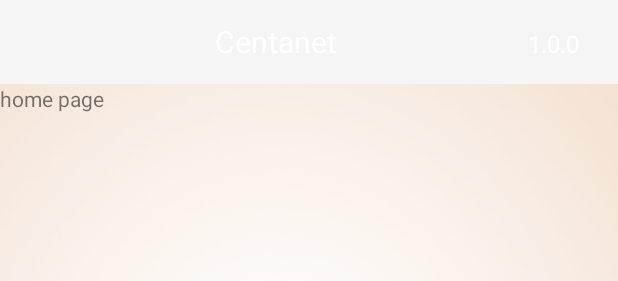
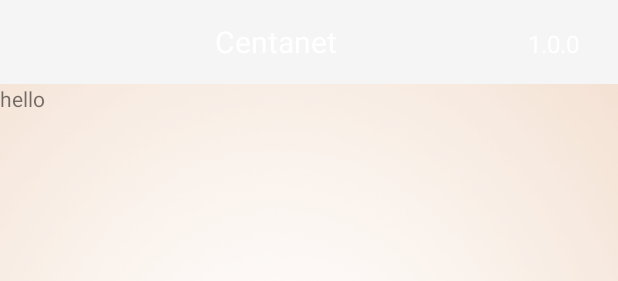
Before and after one commit to buobao/Centanet-turman, an Android app: the layout act_home.xml on its own in the app's theme, with its tools: preview values and no code run, on a phone screen of 412 x 824 dp. Shown: the top 281 px of the screen. Run offline under Robolectric (Android 15) with nearby library versions, the phone set to English and light mode, and no system bars.

Commit message:
drawable layout

```diff
--- a/app/src/main/res/layout/act_home.xml
+++ b/app/src/main/res/layout/act_home.xml
@@ -1,6 +1,7 @@
 <?xml version="1.0" encoding="utf-8"?>
 <LinearLayout xmlns:android="http://schemas.android.com/apk/res/android"
-    android:orientation="vertical" android:layout_width="match_parent"
+    android:orientation="vertical"
+    android:layout_width="match_parent"
     android:layout_height="match_parent">
 
     <android.support.v7.widget.Toolbar
@@ -36,9 +37,20 @@
         </LinearLayout>
     </android.support.v7.widget.Toolbar>
 
-    <TextView
-        android:layout_width="wrap_content"
-        android:layout_height="wrap_content"
-        android:text="home page"
-        />
+    <android.support.v4.widget.DrawerLayout
+        android:id="@+id/home_container"
+        android:layout_width="match_parent"
+        android:layout_height="match_parent">
+        <!--主布局-->
+        <include
+            android:id="@+id/home_content"
+            layout="@layout/home_content" />
+
+        <!--侧滑菜单-->
+        <include
+            android:id="@+id/home_drawer"
+            layout="@layout/home_menu" />
+
+    </android.support.v4.widget.DrawerLayout>
+
 </LinearLayout>
--- /dev/null
+++ b/app/src/main/res/layout/home_content.xml
@@ -0,0 +1,11 @@
+<?xml version="1.0" encoding="utf-8"?>
+<LinearLayout xmlns:android="http://schemas.android.com/apk/res/android"
+    android:orientation="vertical" android:layout_width="match_parent"
+    android:layout_height="match_parent">
+
+    <TextView
+        android:layout_width="wrap_content"
+        android:layout_height="wrap_content"
+        android:text="hello"
+        />
+</LinearLayout>
```
Also changed, not shown: app/src/main/java/com/centanet/turman/ui/activity/HomeActivity.java (+57 -0 lines), app/src/main/res/layout/home_menu.xml (added, +31 -0 lines), app/src/main/res/mipmap-hdpi/home_menu.png (added).
